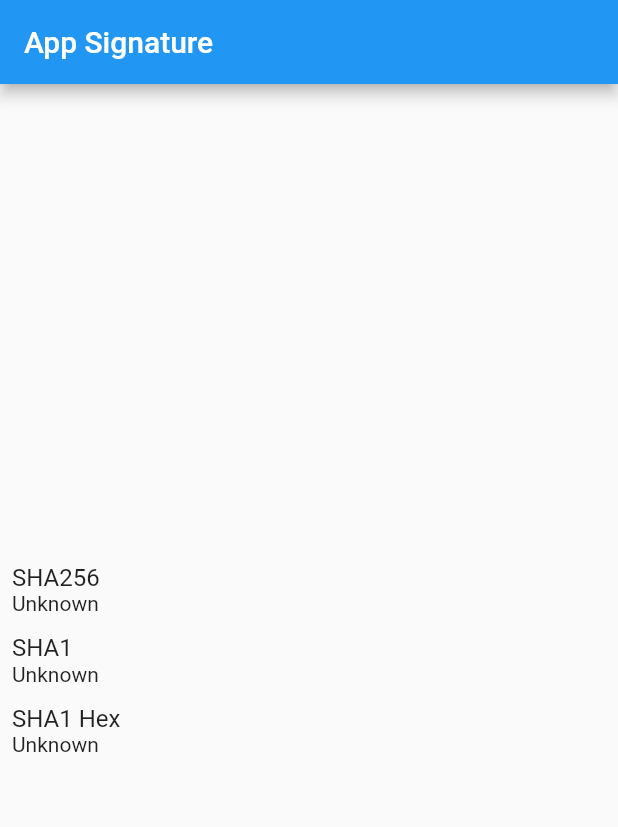
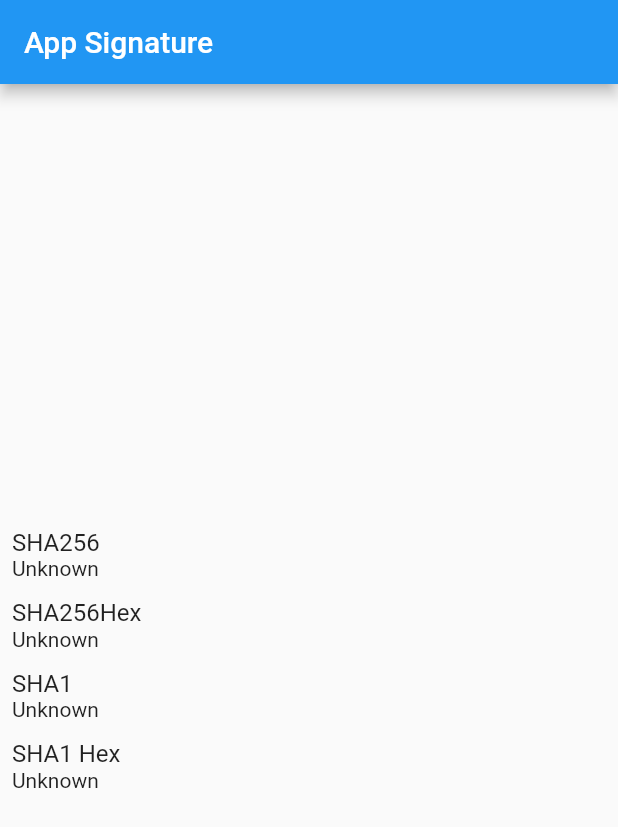
Before and after one commit to laiiihz/package_signature, a Flutter app: the screen it shows after launch, on a phone screen of 412 x 824 dp. Shown: the top 827 px of the screen. Run offline on Flutter 3.47's test engine with Material 2 defaults, Android fonts, the phone set to English and light mode, and no system bars; our stand-ins replace convert.

Commit message:
add sha256 hex method

```diff
--- a/example/lib/main.dart
+++ b/example/lib/main.dart
@@ -4,19 +4,19 @@ import 'dart:async';
 import 'package:package_signature/package_signature.dart';
 
 void main() {
-  runApp(MyApp());
+  runApp(const MyApp());
 }
 
 class MyApp extends StatefulWidget {
+  const MyApp({Key key}) : super(key: key);
   @override
   _MyAppState createState() => _MyAppState();
 }
 
 class _MyAppState extends State<MyApp> {
   String _signatureSha256 = 'Unknown';
-
+  String _signatureSha256Hex = 'Unknown';
   String _signatureSha1 = 'Unknown';
-
   String _signatureSha1Hex = 'Unknown';
 
   @override
@@ -37,6 +37,7 @@ class _MyAppState extends State<MyApp> {
 
     setState(() {
       _signatureSha256 = signature.sha256;
+      _signatureSha256Hex = signature.sha256Hex;
       _signatureSha1 = signature.sha1;
       _signatureSha1Hex = signature.sha1Hex;
     });
@@ -63,6 +64,12 @@ class _MyAppState extends State<MyApp> {
               Text(_signatureSha256),
               const SizedBox(height: 12),
               Text(
+                "SHA256Hex",
+                style: Theme.of(context).textTheme.subtitle1,
+              ),
+              Text(_signatureSha256Hex),
+              const SizedBox(height: 12),
+              Text(
                 "SHA1",
                 style: Theme.of(context).textTheme.subtitle1,
               ),
--- a/lib/package_signature.dart
+++ b/lib/package_signature.dart
@@ -32,11 +32,18 @@ class PackageSignature {
   /// ## get sha1
   ///
   /// converts input and return a sha1 string.(hex format)
-  static String sha1Hex(Uint8List chars, {bool rawString = false}) {
+  static String sha1Hex(
+    Uint8List chars, {
+    bool rawString = false,
+    bool upperCase = true,
+  }) {
     //TODO migrate to single method
     crypto.Digest shaChars = crypto.sha1.convert(chars);
     final bytes = shaChars.bytes;
-    final data = hex.encode(bytes);
+    var data = hex.encode(bytes);
+    if (upperCase) {
+      data = data.toUpperCase();
+    }
     if (rawString) return data;
     // result with colon
     List<String> hexList = [];
@@ -52,6 +59,27 @@ class PackageSignature {
   static String sha256(Uint8List chars) {
     crypto.Digest sha256Chars = crypto.sha256.convert(chars);
     return Base64Encoder().convert(sha256Chars.bytes);
+  }
+
+  static String sha256Hex(
+    Uint8List chars, {
+    bool rawString = false,
+    bool upperCase = true,
+  }) {
+    //TODO migrate to single method
+    crypto.Digest sha256Chars = crypto.sha256.convert(chars);
+    final bytes = sha256Chars.bytes;
+    var data = hex.encode(bytes);
+    if (upperCase) {
+      data = data.toUpperCase();
+    }
+    if (rawString) return data;
+    // result with colon
+    List<String> hexList = [];
+    for (var i = 0; i < data.length; i += 2) {
+      hexList.add('${data[i]}${data[i + 1]}');
+    }
+    return hexList.join(':');
   }
 }
 
@@ -70,4 +98,7 @@ class Signature {
 
   /// signature sha256 hash(base64 format)
   String get sha256 => PackageSignature.sha256(chars);
+
+  /// signature sha256 hash(hex format)
+  String get sha256Hex => PackageSignature.sha256Hex(chars);
 }
```
